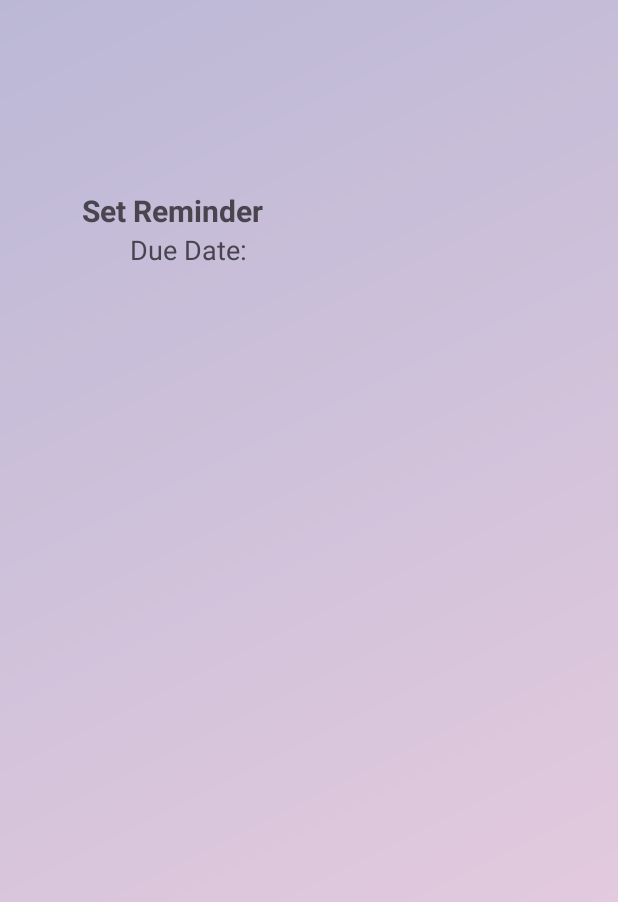
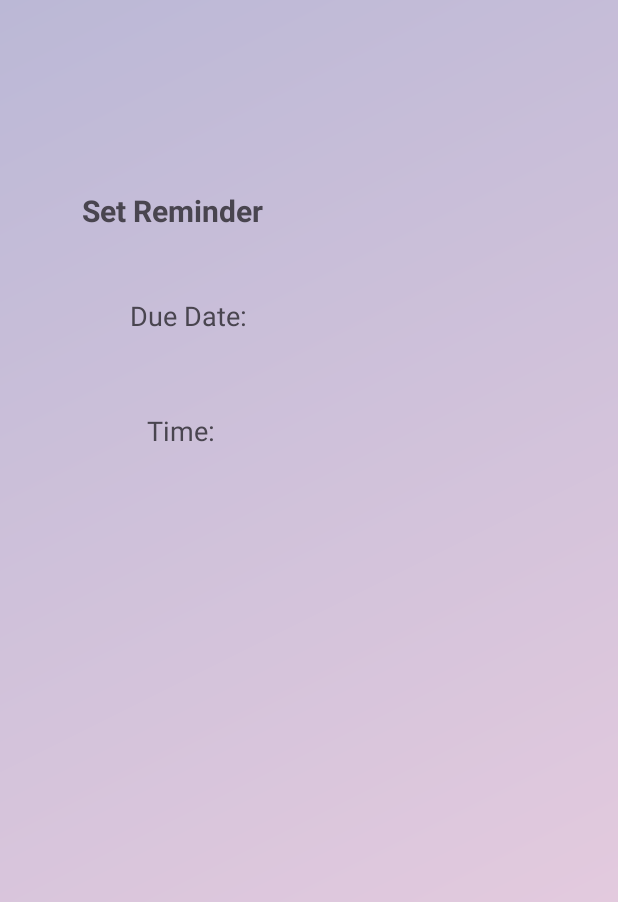
Before and after one commit to leslyVillanueva1020/Project2, an Android app: the Reminder screen opened directly, with no data from a screen before it, on a phone screen of 412 x 824 dp. Shown: the top 902 px of the screen. Run offline under Robolectric (Android 15) with nearby library versions, the phone set to English and light mode, and no system bars.

Commit message:
added time text view

```diff
--- a/app/src/main/res/layout/activity_reminder.xml
+++ b/app/src/main/res/layout/activity_reminder.xml
@@ -25,16 +25,32 @@
         app:layout_constraintVertical_bias="0.159" />
 
     <!-- Due Date Text -->
+
+
+
     <TextView
         android:id="@+id/dueDateText"
         android:layout_width="wrap_content"
         android:layout_height="wrap_content"
+        android:layout_marginTop="44dp"
         android:text="Due Date: "
         android:textSize="18sp"
         app:layout_constraintEnd_toEndOf="parent"
         app:layout_constraintHorizontal_bias="0.264"
         app:layout_constraintStart_toStartOf="parent"
         app:layout_constraintTop_toBottomOf="@+id/ReminderText" />
+    <!-- Time Text Viw -->
+    <TextView
+        android:id="@+id/timeText"
+        android:layout_width="wrap_content"
+        android:layout_height="wrap_content"
+        android:layout_marginTop="52dp"
+        android:text="Time: "
+        android:textSize="18sp"
+        app:layout_constraintEnd_toEndOf="parent"
+        app:layout_constraintHorizontal_bias="0.27"
+        app:layout_constraintStart_toStartOf="parent"
+        app:layout_constraintTop_toBottomOf="@+id/dueDateText" />
 
 
 </androidx.constraintlayout.widget.ConstraintLayout>
```
